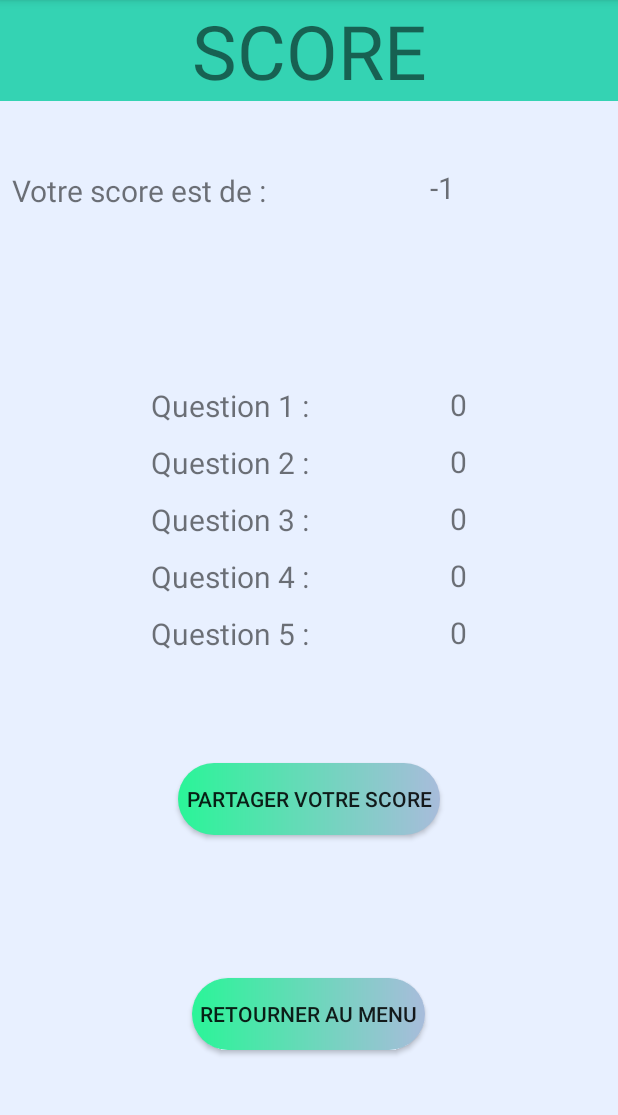
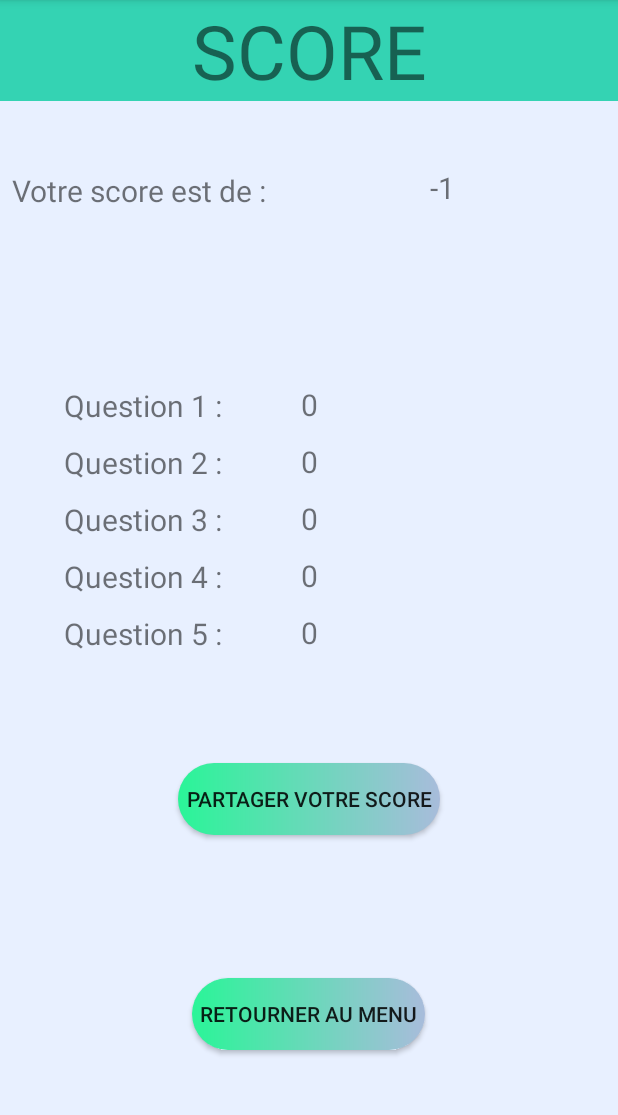
Before and after one commit to Chewbaku/Android, an Android app: the ScoreActivity screen opened directly, with no data from a screen before it, on a phone screen of 412 x 824 dp, the part 84-1199 px from its top. Run offline under Robolectric (Android 15) with nearby library versions, the phone set to English and light mode, and no system bars; our stand-ins replace Room's generated code; network calls fail; 1 statement that could not run was skipped.

```diff
--- a/AndroidQuizz/app/src/main/res/layout/activity_lobby.xml
+++ b/AndroidQuizz/app/src/main/res/layout/activity_lobby.xml
@@ -134,7 +134,8 @@
         android:gravity="center"
         android:padding="10dp"
         android:text="Bienvenue dans AndroidQuizz ! "
-        android:textSize="50dp"
+
+        android:autoSizeTextType="uniform"
         android:background="@drawable/textview_entete"
         app:layout_constraintEnd_toEndOf="parent"
         app:layout_constraintStart_toStartOf="parent"
@@ -147,8 +148,10 @@
         android:layout_marginStart="8dp"
         android:layout_marginTop="45dp"
         android:layout_marginEnd="8dp"
+        android:layout_marginBottom="50dp"
         android:text="TextView"
         android:textSize="40dp"
+        app:layout_constraintBottom_toTopOf="@+id/linearLayout"
         app:layout_constraintEnd_toEndOf="parent"
         app:layout_constraintStart_toStartOf="parent"
         app:layout_constraintTop_toBottomOf="@+id/textWelcome" />
--- a/AndroidQuizz/app/src/main/res/layout/activity_score.xml
+++ b/AndroidQuizz/app/src/main/res/layout/activity_score.xml
@@ -45,10 +45,9 @@
 
     <LinearLayout
         android:id="@+id/linearLayout2"
-        android:layout_width="wrap_content"
+        android:layout_width="179dp"
         android:layout_height="wrap_content"
         android:layout_marginTop="100dp"
-        android:layout_marginEnd="16dp"
         android:layout_marginBottom="200dp"
 
         android:orientation="vertical"
@@ -59,7 +58,7 @@
 
         <TextView
             android:id="@+id/intReponse1"
-            android:layout_width="wrap_content"
+            android:layout_width="match_parent"
             android:layout_height="wrap_content"
             android:padding="5dp"
             android:text="TextView"
@@ -67,7 +66,7 @@
 
         <TextView
             android:id="@+id/intReponse2"
-            android:layout_width="wrap_content"
+            android:layout_width="match_parent"
             android:layout_height="wrap_content"
             android:padding="5dp"
             android:text="TextView"
@@ -75,7 +74,7 @@
 
         <TextView
             android:id="@+id/intReponse3"
-            android:layout_width="wrap_content"
+            android:layout_width="match_parent"
             android:layout_height="wrap_content"
             android:padding="5dp"
             android:text="TextView"
@@ -83,7 +82,7 @@
 
         <TextView
             android:id="@+id/intReponse4"
-            android:layout_width="wrap_content"
+            android:layout_width="match_parent"
             android:layout_height="wrap_content"
             android:padding="5dp"
             android:text="TextView"
@@ -91,7 +90,7 @@
 
         <TextView
             android:id="@+id/intReponse5"
-            android:layout_width="wrap_content"
+            android:layout_width="match_parent"
             android:layout_height="wrap_content"
             android:padding="5dp"
             android:text="TextView"
@@ -102,7 +101,6 @@
         android:id="@+id/linearLayout1"
         android:layout_width="wrap_content"
         android:layout_height="wrap_content"
-        android:layout_marginStart="16dp"
         android:layout_marginTop="100dp"
         android:layout_marginBottom="200dp"
         android:orientation="vertical"
@@ -149,7 +147,7 @@
             android:layout_height="wrap_content"
             android:padding="5dp"
             android:text="Question 5 : "
-            android:textSize="20dp" />
+            android:textSize="20dp"/>
     </LinearLayout>
 
     <Button
```
